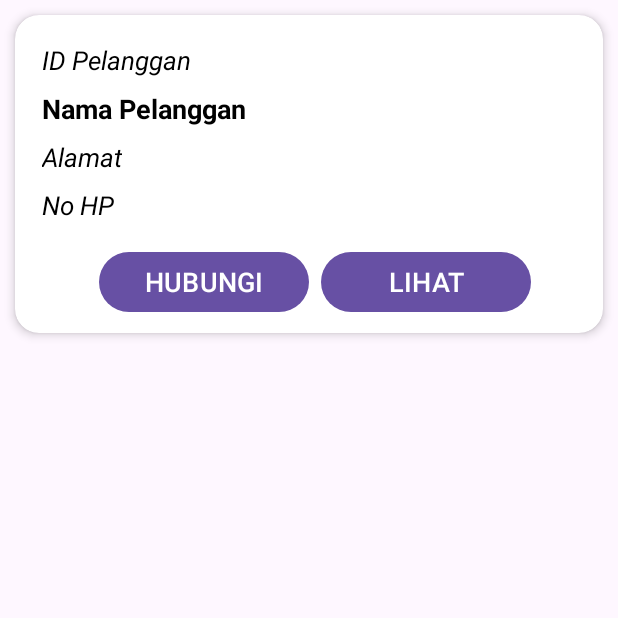
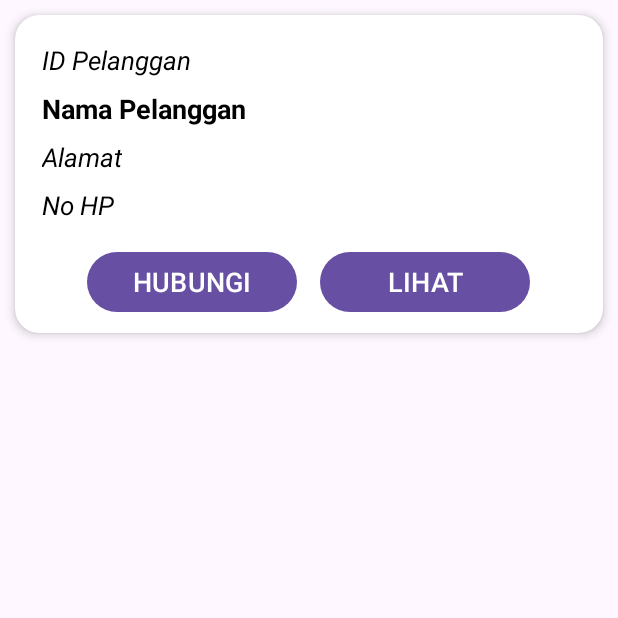
Before and after one commit to ClarestaDaifyW/Laundry, an Android app: the Card_Pelanggan screen opened directly, with no data from a screen before it, on a phone screen of 412 x 824 dp, the top half of it. Run offline under Robolectric (Android 15) with nearby library versions, the phone set to English and light mode, and no system bars.

Commit message:
pembaruan aplikasi laundry3

```diff
--- a/app/src/main/res/layout/activity_card_pelanggan.xml
+++ b/app/src/main/res/layout/activity_card_pelanggan.xml
@@ -60,26 +60,23 @@
                android:layout_height="wrap_content"
                android:orientation="horizontal"
                android:gravity="center"
+               android:layout_gravity="center"
                android:layout_marginTop="15dp">
             <Button
                 android:layout_width="140dp"
                 android:layout_height="wrap_content"
                 android:text="HUBUNGI"
                 android:textSize="18dp"
-                android:layout_marginStart="8dp"
                 />
                <Button
                    android:layout_width="140dp"
                    android:layout_height="wrap_content"
                    android:text="LIHAT"
                    android:textSize="18dp"
-                   android:layout_marginStart="8dp"/>
+                   android:layout_marginStart="15dp"/>
 
 
            </LinearLayout>
-
-
-
 
         </LinearLayout>
 
```
